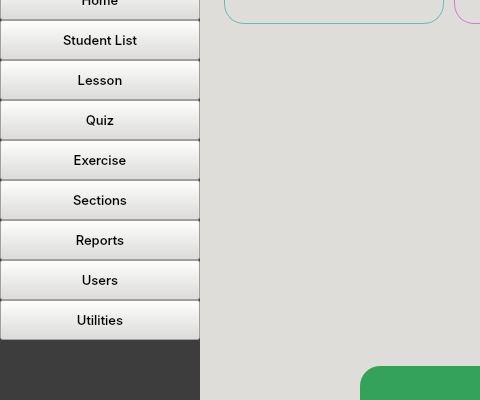
First picture: the form in CAI_PyQt/CAI_Admin/UI/FormHome.ui, repository CPG19040/CPG19040, before the edit; both pictures show x 0 to 480 and y 138 to 538 of the 1189 by 732 pixel window.
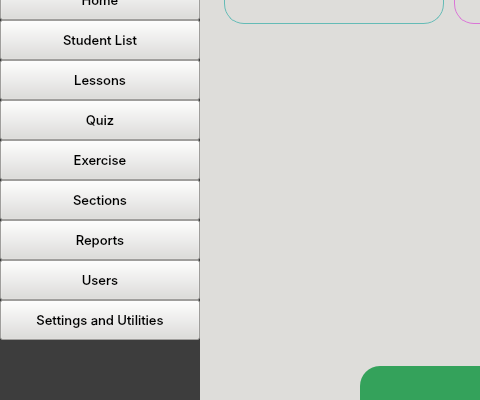
Second picture: the form after the edit. Icons and pictures are not drawn.

What changed in the file:
```diff
--- a/CAI_PyQt/CAI_Admin/UI/FormHome.ui
+++ b/CAI_PyQt/CAI_Admin/UI/FormHome.ui
@@ -439,7 +439,7 @@
           <string notr="true"/>
          </property>
          <property name="text">
-          <string>Lesson</string>
+          <string>Lessons</string>
          </property>
          <property name="icon">
           <iconset resource="../resources.qrc">
@@ -721,7 +721,7 @@
           <string notr="true"/>
          </property>
          <property name="text">
-          <string>Utilities</string>
+          <string>Settings and Utilities</string>
          </property>
          <property name="icon">
           <iconset resource="../resources.qrc">
```
